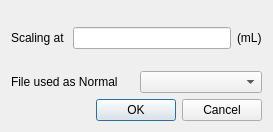
Qt form FSECplotter/pyqt/dialogs/yscale_dialog.ui (TaizoAyase/FSECplotter2) before a commit.
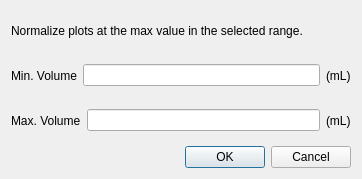
The same form after that commit.

Commit message:
Change the y-scaling logic
center volume -> range

```diff
--- a/FSECplotter/pyqt/dialogs/yscale_dialog.ui
+++ b/FSECplotter/pyqt/dialogs/yscale_dialog.ui
@@ -6,22 +6,30 @@
    <rect>
     <x>0</x>
     <y>0</y>
-    <width>273</width>
-    <height>132</height>
+    <width>362</width>
+    <height>179</height>
    </rect>
   </property>
   <property name="windowTitle">
    <string>Y-axis Scaling</string>
   </property>
-  <layout class="QHBoxLayout" name="horizontalLayout_3">
-   <item>
     <layout class="QVBoxLayout" name="verticalLayout">
+   <item>
+    <widget class="QLabel" name="label">
+     <property name="text">
+      <string>Normalize plots at the max value in the selected range.</string>
+     </property>
+    </widget>
+   </item>
      <item>
       <layout class="QHBoxLayout" name="horizontalLayout">
        <item>
         <widget class="QLabel" name="x_axis_label">
          <property name="text">
-          <string>Scaling at </string>
+        <string>Min. Volume</string>
+       </property>
+       <property name="buddy">
+        <cstring>lineEdit</cstring>
          </property>
         </widget>
        </item>
@@ -38,16 +46,26 @@
       </layout>
      </item>
      <item>
-      <layout class="QHBoxLayout" name="horizontalLayout_2">
+    <layout class="QHBoxLayout" name="horizontalLayout_3">
        <item>
-        <widget class="QLabel" name="filename_label">
+      <widget class="QLabel" name="x_axis_label_2">
          <property name="text">
-          <string>File used as Normal</string>
-         </property>
+        <string>Max. Volume</string>
+       </property>
+       <property name="buddy">
+        <cstring>lineEdit_2</cstring>
+       </property>
         </widget>
        </item>
        <item>
-        <widget class="QComboBox" name="filename_for_normal"/>
+      <widget class="QLineEdit" name="lineEdit_2"/>
+     </item>
+     <item>
+      <widget class="QLabel" name="unit_label_2">
+       <property name="text">
+        <string>(mL)</string>
+       </property>
+      </widget>
        </item>
       </layout>
      </item>
@@ -60,8 +78,6 @@
         <set>QDialogButtonBox::Cancel|QDialogButtonBox::Ok</set>
        </property>
       </widget>
-     </item>
-    </layout>
    </item>
   </layout>
  </widget>
```
Lines whose indentation alone changed are shown as unchanged. The commit also changes 3 other files.
